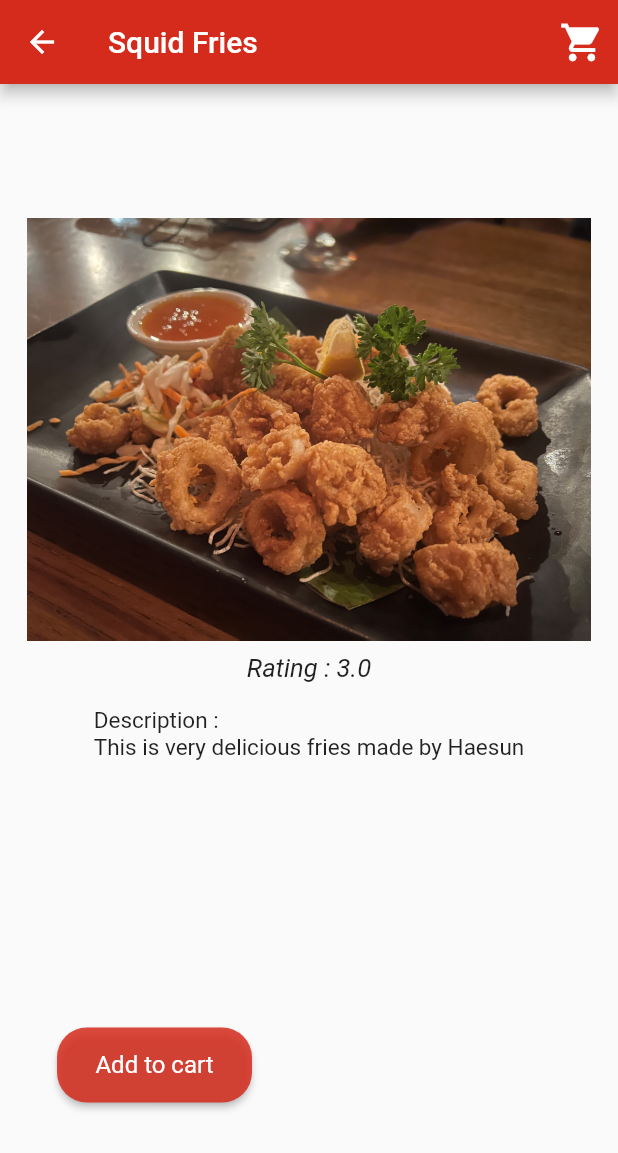
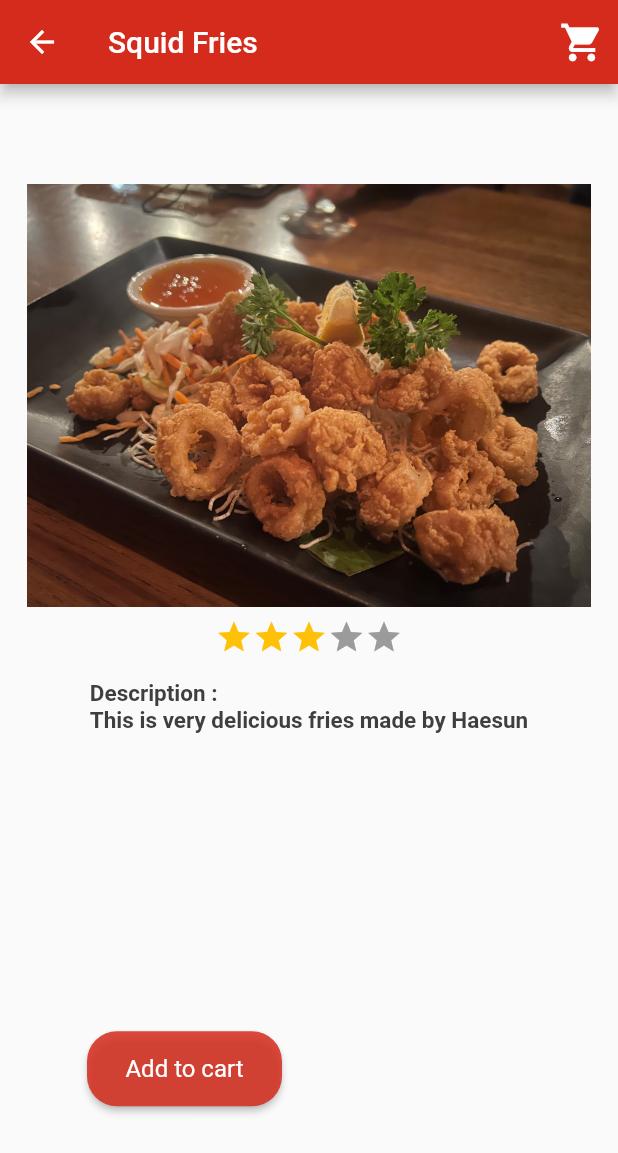
Before and after one commit to Haesun-Lee/tap_review, a Flutter app: the MenuDetailPage screen opened directly with sample values from the repository, on a phone screen of 412 x 824 dp. Shown: the top 1153 px of the screen. Run offline on Flutter 3.47's test engine with Material 2 defaults, Android fonts, the phone set to English and light mode, and no system bars; drawn by our look-alikes of flutter_rating_bar; missing offline and left inert: dart:ffi.

Commit message:
updated rating bar

```diff
--- a/lib/widgets/pages/menu_detail.dart
+++ b/lib/widgets/pages/menu_detail.dart
@@ -1,5 +1,6 @@
 // ignore_for_file: prefer_const_constructors
 import 'package:flutter/material.dart';
+import 'package:flutter_rating_bar/flutter_rating_bar.dart';
 import 'package:tap_review/utils/menu.dart';
 
 import '../../routes/routes.dart';
@@ -37,19 +38,25 @@ class MenuDetailPage extends StatelessWidget {
                 ),
                 Padding(
                     padding: const EdgeInsets.all(8.0),
-                  child: Text(
-                    'Rating : ' + menu.rating.toString(),
-                    textAlign: TextAlign.center,
-                    style:
-                        TextStyle(fontSize: 17.0, fontStyle: FontStyle.italic),
+                    child: RatingBarIndicator(
+                      rating: menu.rating,
+                      itemBuilder: (context, index) => Icon(
+                        Icons.star,
+                        color: Colors.amber,
                       ),
-                ),
+                      itemCount: 5,
+                      itemSize: 25.0,
+                      direction: Axis.horizontal,
+                    )),
                 Padding(
                   padding: const EdgeInsets.all(8.0),
                   child: Text(
                     'Description : \n' + menu.description,
                     textAlign: TextAlign.justify,
-                    style: TextStyle(fontSize: 15.0),
+                    style: TextStyle(
+                        fontSize: 15.0,
+                        fontWeight: FontWeight.bold,
+                        color: Color.fromARGB(255, 62, 62, 62)),
                   ),
                 ),
                 SizedBox(
@@ -59,7 +66,9 @@ class MenuDetailPage extends StatelessWidget {
                   SizedBox(
                     width: 20,
                   ),
-                  ElevatedButton(
+                  Padding(
+                    padding: const EdgeInsets.all(20.0),
+                    child: ElevatedButton(
                       child: Text(
                         'Add to cart',
                         style: TextStyle(fontSize: 16.0),
@@ -76,6 +85,7 @@ class MenuDetailPage extends StatelessWidget {
                           foregroundColor: Colors.white,
                           textStyle: const TextStyle(fontSize: 25)),
                     ),
+                  ),
                 ]),
               ],
             )));
```
Lines whose indentation alone changed are shown as unchanged.
